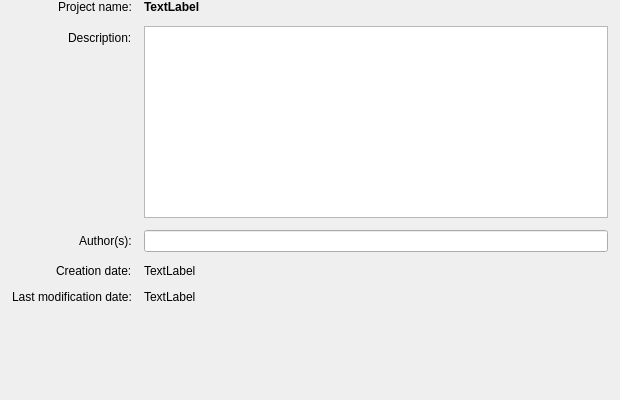
The window that src/apps/openfluid-builder/base/EditProjectPropertiesDialog.ui (OpenFLUID/openfluid) describes before a commit, drawn with Qt 5.
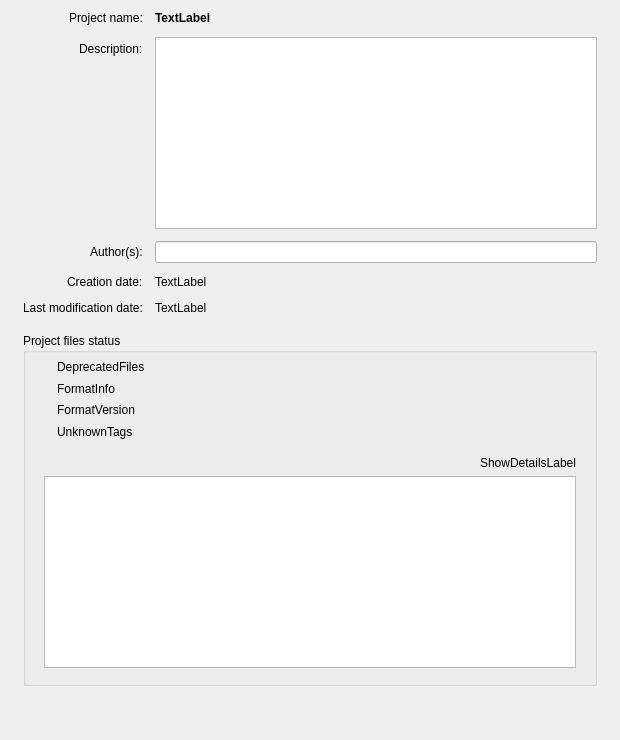
The same window after the commit. Custom widgets are drawn as their Qt base class.

Commit message:
Introduction of project report in Builder
* Added class to manage status icons
* Added status icon in project info dashboard
* Updated project properties dialog
  with project status and report
* Updated ActionLabel class to customize text color
* Updated examples projects with format information

(closes OpenFLUID/openfluid#1015)

What changed in the file:
```diff
--- a/src/apps/openfluid-builder/base/EditProjectPropertiesDialog.ui
+++ b/src/apps/openfluid-builder/base/EditProjectPropertiesDialog.ui
@@ -7,7 +7,7 @@
     <x>0</x>
     <y>0</y>
     <width>620</width>
-    <height>400</height>
+    <height>740</height>
    </rect>
   </property>
   <property name="sizePolicy">
@@ -28,19 +28,10 @@
   <property name="modal">
    <bool>true</bool>
   </property>
-  <layout class="QVBoxLayout" name="verticalLayout_3" stretch="1">
+  <layout class="QVBoxLayout" name="verticalLayout_3" stretch="0,0,0">
    <property name="spacing">
     <number>12</number>
    </property>
-   <property name="leftMargin">
-    <number>0</number>
-   </property>
-   <property name="topMargin">
-    <number>0</number>
-   </property>
-   <property name="rightMargin">
-    <number>0</number>
-   </property>
    <item>
     <layout class="QFormLayout" name="formLayout_3">
      <property name="fieldGrowthPolicy">
@@ -108,6 +99,9 @@
        </property>
       </widget>
      </item>
+     <item row="2" column="1">
+      <widget class="QLineEdit" name="AuthorsLineEdit"/>
+     </item>
      <item row="3" column="0">
       <widget class="QLabel" name="label_5">
        <property name="text">
@@ -136,13 +130,206 @@
        </property>
       </widget>
      </item>
-     <item row="2" column="1">
-      <widget class="QLineEdit" name="AuthorsLineEdit"/>
+    </layout>
+   </item>
+   <item>
+    <layout class="QVBoxLayout" name="verticalLayout_2">
+     <property name="leftMargin">
+      <number>12</number>
+     </property>
+     <property name="rightMargin">
+      <number>12</number>
+     </property>
+     <item>
+      <widget class="QGroupBox" name="StatusGroupBox">
+       <property name="title">
+        <string>Project files status</string>
+       </property>
+       <property name="alignment">
+        <set>Qt::AlignLeading|Qt::AlignLeft|Qt::AlignTop</set>
+       </property>
+       <layout class="QVBoxLayout" name="verticalLayout">
+        <property name="topMargin">
+         <number>6</number>
+        </property>
+        <property name="bottomMargin">
+         <number>6</number>
+        </property>
+        <item>
+         <layout class="QFormLayout" name="formLayout">
+          <item row="2" column="1">
+           <widget class="QLabel" name="FormatVersionTextLabel">
+            <property name="text">
+             <string notr="true">FormatVersion</string>
+            </property>
+            <property name="alignment">
+             <set>Qt::AlignLeading|Qt::AlignLeft|Qt::AlignTop</set>
+            </property>
+           </widget>
+          </item>
+          <item row="0" column="1">
+           <widget class="QLabel" name="DeprecatedTextLabel">
+            <property name="text">
+             <string notr="true">DeprecatedFiles</string>
+            </property>
+           </widget>
+          </item>
+          <item row="0" column="0">
+           <widget class="openfluid::ui::common::StatusIconLabel" name="DeprecatedIconLabel">
+            <property name="sizePolicy">
+             <sizepolicy hsizetype="Maximum" vsizetype="Maximum">
+              <horstretch>0</horstretch>
+              <verstretch>0</verstretch>
+             </sizepolicy>
+            </property>
+            <property name="minimumSize">
+             <size>
+              <width>16</width>
+              <height>16</height>
+             </size>
+            </property>
+            <property name="text">
+             <string notr="true"/>
+            </property>
+           </widget>
+          </item>
+          <item row="1" column="1">
+           <widget class="QLabel" name="FormatInfoTextLabel">
+            <property name="text">
+             <string notr="true">FormatInfo</string>
+            </property>
+           </widget>
+          </item>
+          <item row="1" column="0">
+           <widget class="openfluid::ui::common::StatusIconLabel" name="FormatInfoIconLabel">
+            <property name="sizePolicy">
+             <sizepolicy hsizetype="Maximum" vsizetype="Maximum">
+              <horstretch>0</horstretch>
+              <verstretch>0</verstretch>
+             </sizepolicy>
+            </property>
+            <property name="minimumSize">
+             <size>
+              <width>16</width>
+              <height>16</height>
+             </size>
+            </property>
+            <property name="text">
+             <string notr="true"/>
+            </property>
+           </widget>
+          </item>
+          <item row="2" column="0">
+           <widget class="openfluid::ui::common::StatusIconLabel" name="FormatVersionIconLabel">
+            <property name="sizePolicy">
+             <sizepolicy hsizetype="Maximum" vsizetype="Maximum">
+              <horstretch>0</horstretch>
+              <verstretch>0</verstretch>
+             </sizepolicy>
+            </property>
+            <property name="minimumSize">
+             <size>
+              <width>16</width>
+              <height>16</height>
+             </size>
+            </property>
+            <property name="text">
+             <string notr="true"/>
+            </property>
+           </widget>
+          </item>
+          <item row="3" column="0">
+           <widget class="openfluid::ui::common::StatusIconLabel" name="UnknownTagsIconLabel">
+            <property name="sizePolicy">
+             <sizepolicy hsizetype="Maximum" vsizetype="Maximum">
+              <horstretch>0</horstretch>
+              <verstretch>0</verstretch>
+             </sizepolicy>
+            </property>
+            <property name="minimumSize">
+             <size>
+              <width>16</width>
+              <height>16</height>
+             </size>
+            </property>
+            <property name="text">
+             <string notr="true"/>
+            </property>
+           </widget>
+          </item>
+          <item row="3" column="1">
+           <widget class="QLabel" name="UnknownTagsTextLabel">
+            <property name="text">
+             <string notr="true">UnknownTags</string>
+            </property>
+            <property name="alignment">
+             <set>Qt::AlignLeading|Qt::AlignLeft|Qt::AlignTop</set>
+            </property>
+           </widget>
+          </item>
+         </layout>
+        </item>
+        <item>
+         <widget class="QWidget" name="DetailsWidget" native="true">
+          <layout class="QVBoxLayout" name="verticalLayout_5">
+           <item>
+            <widget class="openfluid::ui::common::ActionLabel" name="ShowDetailsLabel">
+             <property name="text">
+              <string notr="true">ShowDetailsLabel</string>
+             </property>
+             <property name="alignment">
+              <set>Qt::AlignRight|Qt::AlignTrailing|Qt::AlignVCenter</set>
+             </property>
+             <property name="textInteractionFlags">
+              <set>Qt::NoTextInteraction</set>
+             </property>
+            </widget>
+           </item>
+           <item>
+            <widget class="QPlainTextEdit" name="DetailsTextEdit">
+             <property name="readOnly">
+              <bool>true</bool>
+             </property>
+             <property name="plainText">
+              <string notr="true"/>
+             </property>
+            </widget>
+           </item>
+          </layout>
+         </widget>
+        </item>
+       </layout>
+      </widget>
      </item>
     </layout>
    </item>
+   <item>
+    <spacer name="verticalSpacer">
+     <property name="orientation">
+      <enum>Qt::Vertical</enum>
+     </property>
+     <property name="sizeHint" stdset="0">
+      <size>
+       <width>20</width>
+       <height>5</height>
+      </size>
+     </property>
+    </spacer>
+   </item>
   </layout>
  </widget>
+ <customwidgets>
+  <customwidget>
+   <class>openfluid::ui::common::StatusIconLabel</class>
+   <extends>QLabel</extends>
+   <header location="global">openfluid/ui/common/StatusIconLabel.hpp</header>
+  </customwidget>
+  <customwidget>
+   <class>openfluid::ui::common::ActionLabel</class>
+   <extends>QLabel</extends>
+   <header location="global">openfluid/ui/common/ActionLabel.hpp</header>
+  </customwidget>
+ </customwidgets>
  <resources/>
  <connections/>
 </ui>
```
The commit also changes 42 other files.
